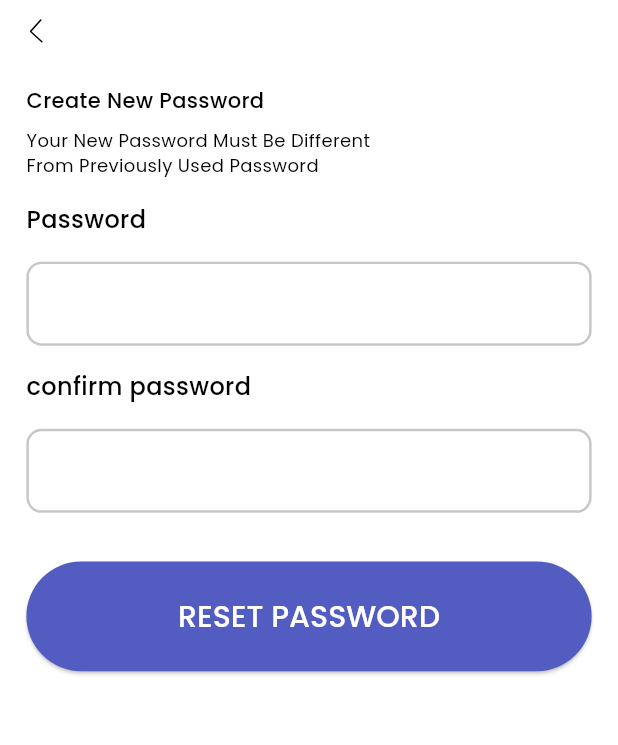
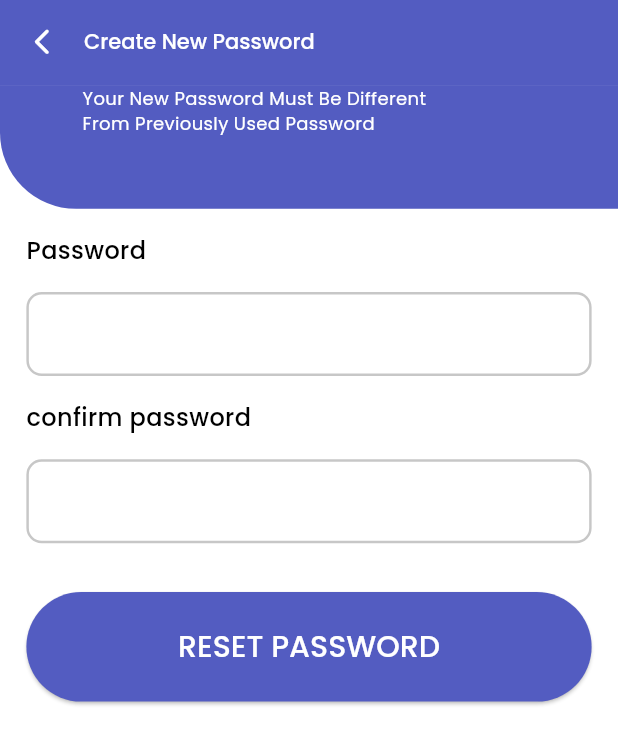
Before and after one commit to AbanobNaeem/medico, a Flutter app: the OTPScreen screen opened by its route, after a tap on "VERIFY", on a phone screen of 412 x 824 dp. Shown: the top 745 px of the screen. Run offline on Flutter 3.47's test engine with Material 3 defaults, Android fonts, the phone set to English and light mode, and no system bars; our stand-ins replace bloc, cached_network_image, country_code_picker, dots_indicator, flutter_bloc, flutter_phoenix and 8 more; accounts and stored records are empty; project files that could hold a hidden picture were left out.

Commit message:
feat: profile screen and setting screen ui

```diff
--- a/lib/src/core/resources/assets_manager.dart
+++ b/lib/src/core/resources/assets_manager.dart
@@ -50,6 +50,9 @@ class AssetsManager {
   static const String threeArrows = '$imagePath/three_arrows.png';
   static const String send = '$svgPath/send.svg';
 
+  //!profile
+  static const String setting = '$svgPath/setting.svg';
+
   //!common
   static const String arrowBack = '$svgPath/arrow_back.svg';
   static const String arrowForward = '$svgPath/arrow_forward.svg';
--- a/lib/src/core/resources/color_manager.dart
+++ b/lib/src/core/resources/color_manager.dart
@@ -50,12 +50,14 @@ class ColorManager {
 
   static const Color midnightBlue = Color(0xff21254F);
 
-  static const Color darkMidnightBlue = Color(0xff1A1D3E );
+  static const Color darkMidnightBlue = Color(0xff1A1D3E);
+
+  static const Color blushRed = Color(0xff5961BD);
 
   static const LinearGradient chatBotGradient = LinearGradient(
     colors: [
       Color(0xff969EFC),
-      Color(0xff5961BD),
+      blushRed,
     ],
   );
 }
--- a/lib/src/core/resources/injection.dart
+++ b/lib/src/core/resources/injection.dart
@@ -1,11 +1,9 @@
-// Package imports:
 import 'package:get_it/get_it.dart';
 import 'package:xpert/src/features/auth/business_logic/cubit/otp_timer_cubit.dart';
 import 'package:xpert/src/features/bottom_nav_bar/business_logic/nav_bar_cubit/nav_bar_cubit.dart';
 import 'package:xpert/src/features/chat_bot/business_logic/cubit/chat_bot_cubit.dart';
 import 'package:xpert/src/features/home/business_logic/cubit/home_cubit.dart';
-
-//!project imports
+import 'package:xpert/src/features/profile/business_logic/profile/profile_cubit.dart';
 
 final getIt = GetIt.instance;
 
@@ -14,4 +12,5 @@ void initGetIt() {
   getIt.registerLazySingleton<NavBarCubit>(() => NavBarCubit());
   getIt.registerLazySingleton<HomeCubit>(() => HomeCubit());
   getIt.registerLazySingleton<ChatBotCubit>(() => ChatBotCubit());
+  getIt.registerLazySingleton<ProfileCubit>(() => ProfileCubit());
 }
--- a/lib/src/core/resources/route_manager.dart
+++ b/lib/src/core/resources/route_manager.dart
@@ -20,6 +20,9 @@ import 'package:xpert/src/features/chat_bot/presentation/screens/chatbot_screen.
 import 'package:xpert/src/features/home/business_logic/cubit/home_cubit.dart';
 import 'package:xpert/src/features/home/presentation/screens/home_screen.dart';
 import 'package:xpert/src/features/onboarding/presentation/screens/on_boarding_view.dart';
+import 'package:xpert/src/features/profile/business_logic/profile/profile_cubit.dart';
+import 'package:xpert/src/features/profile/presentation/screens/profile_screen.dart';
+import 'package:xpert/src/features/setting/presentation/setting_screen.dart';
 
 class Routes {
   static const String onboarding = '/onboarding';
@@ -37,9 +40,11 @@ class Routes {
   static const String chatBotScreen = '/chatBotScreen';
   static const String favorites = '/favorites';
   static const String cart = '/cart';
-  static const String profile = '/profile';
+  static const String profileScreen = '/profileScreen';
 
   static const String navigationViewRoute = '/navigationView';
+
+  static const String setting = '/setting';
 }
 
 class RouteGenerator {
@@ -47,12 +52,14 @@ class RouteGenerator {
   static late NavBarCubit navBarCubit;
   static late HomeCubit homeCubit;
   static late ChatBotCubit chatBotCubit;
+  static late ProfileCubit profileCubit;
 
   RouteGenerator() {
     otpTimerCubit = getIt<OtpTimerCubit>();
     navBarCubit = getIt<NavBarCubit>();
     homeCubit = getIt<HomeCubit>();
     chatBotCubit = getIt<ChatBotCubit>();
+    profileCubit = getIt<ProfileCubit>();
   }
   Route? getRoute(RouteSettings settings) {
     switch (settings.name) {
@@ -106,12 +113,26 @@ class RouteGenerator {
         return MaterialPageRoute(
           builder: (_) => const ChatBotLockScreen(),
         );
+
       case Routes.chatBotScreen:
         return MaterialPageRoute(
           builder: (_) => BlocProvider.value(
             value: chatBotCubit,
             child: const ChatBotScreen(),
           ),
+        );
+
+      case Routes.profileScreen:
+        return MaterialPageRoute(
+          builder: (_) => BlocProvider.value(
+            value: profileCubit,
+            child: const ProfileScreen(),
+          ),
+        );
+
+      case Routes.setting:
+        return MaterialPageRoute(
+          builder: (_) => const SettingScreen(),
         );
 
       default:
--- a/lib/src/core/resources/strings_manager.dart
+++ b/lib/src/core/resources/strings_manager.dart
@@ -57,11 +57,6 @@ class StringsManager {
   static const String verify = 'VERIFY';
   static const String doNotReceiveCode = 'I don\'t receive code';
 
-  //!initial settings
-  static const String startShopping = 'START SHOPPING';
-  static const String country = 'country';
-  static const String language = 'Language';
-
   //!home
   static const String specialist = "Specialist";
   static const String categories = "Categories";
@@ -90,6 +85,25 @@ class StringsManager {
   static const String needOurHelpNow = "Need  Our Help\n now?";
   static const String massage = "Massage...";
 
+  //!profile
+  static const String profile = "Profile";
+  static const String yourEmail = 'your email';
+  static const String yourPassword = 'your password';
+  static const String city = 'city';
+  static const String yourPhone = 'your phone';
+  static const String country = 'country';
+
+  //!setting
+  static const String setting = 'Setting';
+  static const String editProfile = 'Edit Profile';
+  static const String notifications = 'Notifications';
+  static const String language = 'Language';
+  static const String editEmail = 'Edit email';
+  static const String facebook = 'Facebook';
+  static const String logout = 'Logout';
+
+
+
   //!common
   static const String send = 'SEND';
   static const String getStarted = 'Get Started';
--- /dev/null
+++ b/lib/src/core/widgets/bottom_extend_app_bar.dart
@@ -0,0 +1,31 @@
+import 'package:flutter/material.dart';
+import 'package:flutter_screenutil/flutter_screenutil.dart';
+import 'package:xpert/src/core/resources/color_manager.dart';
+
+class BottomExtendAppBar extends StatelessWidget {
+  const BottomExtendAppBar({
+    super.key,
+    this.height,
+    this.child,
+    this.width,
+  });
+
+  final double? height;
+  final double? width;
+  final Widget? child;
+
+  @override
+  Widget build(BuildContext context) {
+    return Container(
+      height: height ?? 0.3.sh,
+      width: width ?? 1.sw,
+      decoration: BoxDecoration(
+        color: ColorManager.primary,
+        borderRadius: BorderRadiusDirectional.only(
+          bottomStart: Radius.circular(50.r),
+        ),
+      ),
+      child: child,
+    );
+  }
+}
--- a/lib/src/core/widgets/default_app_bar.dart
+++ b/lib/src/core/widgets/default_app_bar.dart
@@ -1,11 +1,8 @@
 import 'package:flutter/material.dart';
 import 'package:flutter_screenutil/flutter_screenutil.dart';
-import 'package:flutter_svg/svg.dart';
-import 'package:xpert/src/core/resources/assets_manager.dart';
 import 'package:xpert/src/core/resources/color_manager.dart';
 import 'package:xpert/src/core/resources/font_manager.dart';
 import 'package:xpert/src/core/resources/styles_manager.dart';
-
 
 class DefaultAppBar extends StatelessWidget implements PreferredSizeWidget {
   const DefaultAppBar({
@@ -14,67 +11,48 @@ class DefaultAppBar extends StatelessWidget implements PreferredSizeWidget {
     this.actions,
     this.backgroundColor,
     this.forceMaterialTransparency,
-    this.onBackPress,
     this.leading,
+    this.centerTitle,
+    this.automaticallyImplyLeading,
+    this.titleSpacing,
+    this.fontSize,
+    this.titleTextColor,
   });
 
   final String? title;
   final List<Widget>? actions;
   final Color? backgroundColor;
   final bool? forceMaterialTransparency;
-  final Function? onBackPress;
   final Widget? leading;
+  final bool? centerTitle;
+  final bool? automaticallyImplyLeading;
+  final double? titleSpacing;
+  final double? fontSize;
+  final Color? titleTextColor;
 
   @override
   Widget build(BuildContext context) {
-    return Padding(
-      padding: EdgeInsets.only(
-        top: MediaQuery.of(context).padding.top,
-        bottom: 16.h,
+    return AppBar(
+      bottomOpacity: 0,
+      shape: Border.all(
+        width: 0,
+        color: ColorManager.primary,
       ),
-      child: Row(
-        mainAxisAlignment: MainAxisAlignment.spaceBetween,
-        children: [
-          Row(children: actions ?? [_buildActions(context)]),
-          _buildTitle(),
-          leading ?? const SizedBox(),
-        ],
-      ),
+      forceMaterialTransparency: forceMaterialTransparency ?? false,
+      automaticallyImplyLeading: automaticallyImplyLeading ?? true,
+      leading: leading,
+      actions: actions,
+      backgroundColor: backgroundColor ?? ColorManager.primary,
+      centerTitle: centerTitle ?? false,
+      titleSpacing: titleSpacing ?? 0,
+      elevation: 0,
+      title: Text(title ?? ''),
+      titleTextStyle:
+          StyleManager.getMediumStyle(
+            fontSize: fontSize ?? FontSize.s18,
+            color: titleTextColor?? ColorManager.white,
+          ),
     );
-  }
-
-  Widget _buildTitle() {
-    return Expanded(
-      child: Text(
-        title ?? "",
-        textAlign: TextAlign.center,
-        style: StyleManager.getSemiBoldStyle(fontSize: FontSize.s18),
-      ),
-    );
-  }
-
-  Widget _buildActions(BuildContext context) {
-    return IconButton(
-      onPressed: () => _onBackPress(context),
-      icon: SvgPicture.asset(
-        AssetsManager.arrowBack,
-        height: 24.h,
-        width: 24.w,
-        matchTextDirection: true,
-        colorFilter: const ColorFilter.mode(
-          ColorManager.black,
-          BlendMode.srcIn,
-        ),
-      ),
-    );
-  }
-
-  void _onBackPress(BuildContext context) {
-    if (onBackPress == null) {
-      Navigator.of(context).pop();
-    } else {
-      onBackPress!();
-    }
   }
 
   @override
--- a/lib/src/features/auth/presentation/otp/otp_screen.dart
+++ b/lib/src/features/auth/presentation/otp/otp_screen.dart
@@ -8,9 +8,10 @@ import 'package:xpert/src/core/resources/route_manager.dart';
 import 'package:xpert/src/core/resources/strings_manager.dart';
 import 'package:xpert/src/core/resources/styles_manager.dart';
 import 'package:xpert/src/core/widgets/app_padding.dart';
+import 'package:xpert/src/core/widgets/bottom_extend_app_bar.dart';
+import 'package:xpert/src/core/widgets/default_app_bar.dart';
 import 'package:xpert/src/core/widgets/default_button.dart';
 import 'package:xpert/src/features/auth/business_logic/cubit/otp_timer_cubit.dart';
-import 'package:xpert/src/features/auth/widgets/auth_app_bar.dart';
 
 class OTPScreen extends StatefulWidget {
   const OTPScreen({super.key});
@@ -28,7 +29,7 @@ class _OTPScreenState extends State<OTPScreen> {
   @override
   void initState() {
     super.initState();
-    otpController = List.generate(6, (index) => TextEditingController());
+    otpController = List.generate(4, (index) => TextEditingController());
     otpTimerCubit.startTimer();
   }
 
@@ -41,8 +42,9 @@ class _OTPScreenState extends State<OTPScreen> {
   }
 
   PreferredSizeWidget? _appBar() {
-    return const AuthAppBar(
+    return DefaultAppBar(
       title: StringsManager.enter4Digits,
+      fontSize: FontSize.s14,
     );
   }
 
@@ -72,19 +74,14 @@ class _OTPScreenState extends State<OTPScreen> {
   }
 
   Widget _buildHeader() {
-    return Container(
+    return BottomExtendAppBar(
       height: 0.1.sh,
-      decoration: BoxDecoration(
-          color: ColorManager.primary,
-          borderRadius: BorderRadiusDirectional.only(
-            bottomStart: Radius.circular(50.r),
-          )),
       child: Column(
         crossAxisAlignment: CrossAxisAlignment.start,
         children: [
           Row(
             children: [
-              65.horizontalSpace,
+              50.horizontalSpace,
               Column(
                 crossAxisAlignment: CrossAxisAlignment.start,
                 children: [
--- a/lib/src/features/auth/presentation/reset_password/reset_password_screen.dart
+++ b/lib/src/features/auth/presentation/reset_password/reset_password_screen.dart
@@ -1,10 +1,11 @@
-
 import 'package:flutter/material.dart';
 import 'package:flutter_screenutil/flutter_screenutil.dart';
+import 'package:xpert/src/core/resources/color_manager.dart';
 import 'package:xpert/src/core/resources/font_manager.dart';
 import 'package:xpert/src/core/resources/strings_manager.dart';
 import 'package:xpert/src/core/resources/styles_manager.dart';
 import 'package:xpert/src/core/widgets/app_padding.dart';
+import 'package:xpert/src/core/widgets/bottom_extend_app_bar.dart';
 import 'package:xpert/src/core/widgets/default_app_bar.dart';
 
 class ResetPassword extends StatelessWidget {
@@ -13,24 +14,43 @@ class ResetPassword extends StatelessWidget {
   @override
   Widget build(BuildContext context) {
     return Scaffold(
-      appBar: const DefaultAppBar(),
+      appBar: _appBar(),
       body: _buildBody(),
     );
   }
 
+  PreferredSizeWidget? _appBar() {
+    return DefaultAppBar(
+      title: StringsManager.createNewPassword,
+      fontSize: FontSize.s14,
+    );
+  }
+
+  Widget _bottomExtendedAppBar() {
+    return BottomExtendAppBar(
+      height: 0.1.sh,
+      child: Padding(
+        padding: EdgeInsetsDirectional.only(start: 50.w),
+        child: Text(
+          StringsManager.resetPasswordDesc,
+          style: StyleManager.getRegularStyle(
+            fontSize: FontSize.s12,
+            color: ColorManager.white,
+          ),
+        ),
+      ),
+    );
+  }
+
   Widget _buildBody() {
-    return AppPaddingWidgetHorizontal(
+    return Column(
+      children: [
+        _bottomExtendedAppBar(),
+        AppPaddingWidgetHorizontal(
           child: SingleChildScrollView(
             child: Column(
               crossAxisAlignment: CrossAxisAlignment.start,
               children: [
-            Text(StringsManager.createNewPassword,
-                style: StyleManager.getMediumStyle(fontSize: FontSize.s14)),
-            8.verticalSpace,
-            Text(
-              StringsManager.resetPasswordDesc,
-              style: StyleManager.getRegularStyle(fontSize: FontSize.s12),
-            ),
                 16.verticalSpace,
                 _buildForm(),
                 32.verticalSpace,
@@ -38,6 +58,8 @@ class ResetPassword extends StatelessWidget {
               ],
             ),
           ),
+        ),
+      ],
     );
   }
 
--- a/lib/src/features/auth/widgets/auth_app_bar.dart
+++ /dev/null
@@ -1,30 +0,0 @@
-import 'package:flutter/material.dart';
-import 'package:flutter_screenutil/flutter_screenutil.dart';
-import 'package:xpert/src/core/resources/color_manager.dart';
-import 'package:xpert/src/core/resources/font_manager.dart';
-import 'package:xpert/src/core/resources/styles_manager.dart';
-
-class AuthAppBar extends StatelessWidget implements PreferredSizeWidget {
-  const AuthAppBar({
-    super.key,
-    required this.title,
-  });
-  final String title;
-  @override
-  Widget build(BuildContext context) {
-    return AppBar(
-      backgroundColor: ColorManager.primary,
-      title: Text(
-        title,
-        style: StyleManager.getMediumStyle(
-          color: ColorManager.white,
-          fontSize: FontSize.s14,
-        ),
-      ),
-      centerTitle: false,
-    );
-  }
-
-  @override
-  Size get preferredSize => Size.fromHeight(35.h);
-}
--- a/lib/src/features/bottom_nav_bar/presentation/widgets/nav_bar_widget.dart
+++ b/lib/src/features/bottom_nav_bar/presentation/widgets/nav_bar_widget.dart
@@ -30,6 +30,7 @@ class NavBarWidget extends StatelessWidget {
           width: 343.w,
           height: 58.h,
           decoration: BoxDecoration(
+              color: ColorManager.white,
               border: Border.all(color: ColorManager.royalBlue),
               borderRadius: BorderRadius.all(Radius.circular(20.r))),
           child: ListView.separated(
--- /dev/null
+++ b/lib/src/features/profile/business_logic/profile/profile_cubit.dart
@@ -0,0 +1,9 @@
+import 'package:bloc/bloc.dart';
+import 'package:freezed_annotation/freezed_annotation.dart';
+
+part 'profile_state.dart';
+part 'profile_cubit.freezed.dart';
+
+class ProfileCubit extends Cubit<ProfileState> {
+  ProfileCubit() : super(const ProfileState.initial());
+}
--- /dev/null
+++ b/lib/src/features/profile/business_logic/profile/profile_state.dart
@@ -0,0 +1,6 @@
+part of 'profile_cubit.dart';
+
+@freezed
+class ProfileState with _$ProfileState {
+  const factory ProfileState.initial() = _Initial;
+}
```
Also changed, not shown: lib/src/core/resources/theme_manager.dart (+6 -1 lines), lib/src/features/auth/presentation/forget_password/presentation/forget_password_screen.dart (+6 -10 lines), lib/src/features/bottom_nav_bar/constants/nav_bar_constants.dart (+4 -6 lines), lib/src/features/profile/constants/profile_constants.dart (added, +17 -0 lines), lib/src/features/profile/presentation/screens/profile_screen.dart (added, +144 -0 lines), lib/src/features/setting/presentation/setting_screen.dart (added, +214 -0 lines), assets/svg/setting.svg (added), lib/src/features/profile/business_logic/profile/profile_cubit.freezed.dart (added). Lines whose indentation alone changed are shown as unchanged.
